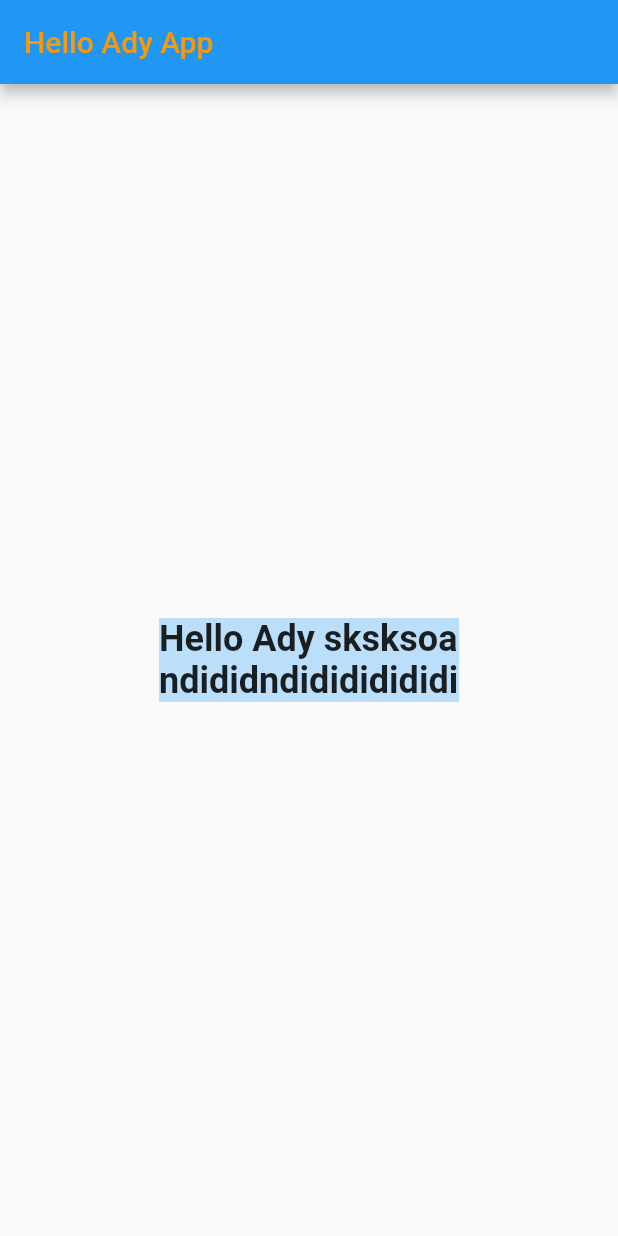
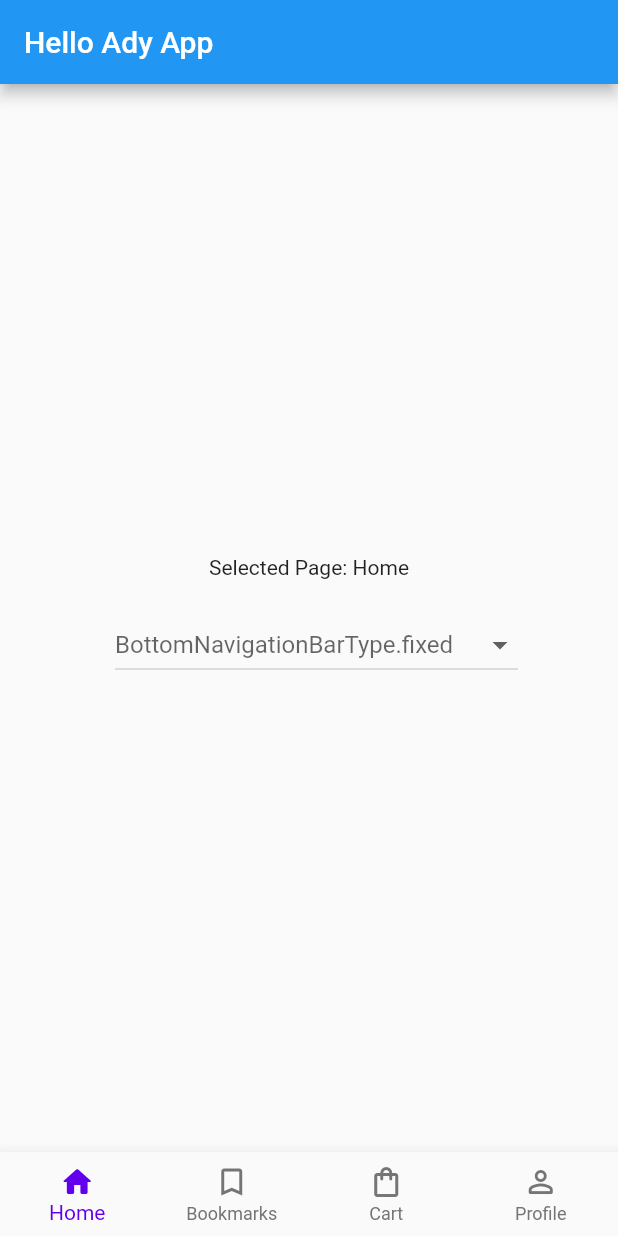
Before and after one commit to adyfp24/learn-flutter-basic, a Flutter app: the screen it shows after launch, on a phone screen of 412 x 824 dp. Run offline on Flutter 3.47's test engine with Material 2 defaults, Android fonts, the phone set to English and light mode, and no system bars.

Commit message:
test membuat navbar, add file belajar layout, stateful, dan stateless

```diff
--- /dev/null
+++ b/lib/layouting.dart
@@ -0,0 +1,10 @@
+import 'package:flutter/material.dart';
+
+class LatihanLayout extends StatelessWidget {
+  const LatihanLayout({ Key? key }) : super(key: key);
+
+  @override
+  Widget build(BuildContext context) {
+    return const Placeholder();
+  }
+}
--- a/lib/main.dart
+++ b/lib/main.dart
@@ -12,23 +12,92 @@ class MyApp extends StatelessWidget {
         appBar: AppBar(
           title: Text(
             'Hello Ady App',
-            style: TextStyle(color: Colors.orange),
+            style: TextStyle(color: Colors.white),
           ),
         ),
-        body: Center(
-          child: Container(
-            width: 200,
-            color: Colors.blue[100],
-            child: Text(
-              'Hello Ady sksksoandididndididididididnnf fififi ffifi', maxLines: 2,
-              style: TextStyle(
-                fontSize: 24,
-                fontWeight: FontWeight.bold,
-              ),
-            ),
-          ),
-        ),
+        body: SimpleBottomNavigation(),
       ),
     );
   }
 }
+
+class SimpleBottomNavigation extends StatefulWidget {
+  const SimpleBottomNavigation({Key? key}) : super(key: key);
+
+  @override
+  State<SimpleBottomNavigation> createState() => _SimpleBottomNavigationState();
+}
+
+class _SimpleBottomNavigationState extends State<SimpleBottomNavigation> {
+  int _selectedIndex = 0;
+  BottomNavigationBarType _bottomNavType = BottomNavigationBarType.fixed;
+
+  @override
+  Widget build(BuildContext context) {
+    return Scaffold(
+      body: Center(
+        child: Column(
+          mainAxisAlignment: MainAxisAlignment.center,
+          children: [
+            Text("Selected Page: ${_navBarItems[_selectedIndex].label}"),
+            const SizedBox(height: 20),
+            Row(
+              mainAxisAlignment: MainAxisAlignment.center,
+              children: [
+                const SizedBox(width: 10),
+                DropdownButton<BottomNavigationBarType>(
+                  hint: Text(_bottomNavType.toString()),
+                  items: BottomNavigationBarType.values
+                      .map((item) => DropdownMenuItem(
+                          value: item, child: Text(item.toString())))
+                      .toList(),
+                  onChanged: (val) {
+                    if (val == null) return;
+                    setState(() {
+                      _bottomNavType = val;
+                    });
+                  },
+                ),
+              ],
+            )
+          ],
+        ),
+      ),
+      bottomNavigationBar: BottomNavigationBar(
+        currentIndex: _selectedIndex,
+        selectedItemColor: const Color(0xff6200ee),
+        unselectedItemColor: const Color(0xff757575),
+        type: _bottomNavType,
+        onTap: (index) {
+          setState(() {
+            _selectedIndex = index;
+          });
+        },
+        items: _navBarItems,
+      ),
+    );
+  }
+}
+
+const _navBarItems = [
+  BottomNavigationBarItem(
+    icon: Icon(Icons.home_outlined),
+    activeIcon: Icon(Icons.home_rounded),
+    label: 'Home',
+  ),
+  BottomNavigationBarItem(
+    icon: Icon(Icons.bookmark_border_outlined),
+    activeIcon: Icon(Icons.bookmark_rounded),
+    label: 'Bookmarks',
+  ),
+  BottomNavigationBarItem(
+    icon: Icon(Icons.shopping_bag_outlined),
+    activeIcon: Icon(Icons.shopping_bag),
+    label: 'Cart',
+  ),
+  BottomNavigationBarItem(
+    icon: Icon(Icons.person_outline_rounded),
+    activeIcon: Icon(Icons.person_rounded),
+    label: 'Profile',
+  ),
+];
--- /dev/null
+++ b/lib/statefull.dart
@@ -0,0 +1,15 @@
+import 'package:flutter/material.dart';
+
+class LatihanStateful extends StatefulWidget {
+  const LatihanStateful({ Key? key }) : super(key: key);
+
+  @override
+  State<LatihanStateful> createState() => _LatihanStatefulState();
+}
+
+class _LatihanStatefulState extends State<LatihanStateful> {
+  @override
+  Widget build(BuildContext context) {
+    return const Placeholder();
+  }
+}
--- /dev/null
+++ b/lib/stateless.dart
@@ -0,0 +1,10 @@
+import 'package:flutter/material.dart';
+
+class LatihansStateless extends StatelessWidget {
+  const LatihansStateless ({ Key? key }) : super(key: key);
+
+  @override
+  Widget build(BuildContext context) {
+    return const Placeholder();
+  }
+}
--- a/pubspec.yaml
+++ b/pubspec.yaml
@@ -18,7 +18,7 @@ publish_to: 'none' # Remove this line if you wish to publish to pub.dev
 version: 1.0.0+1
 
 environment:
-  sdk: ">=2.7.0 <3.0.0"
+  sdk: ">=2.12.0 <3.0.0"
 
 dependencies:
   flutter:
```
